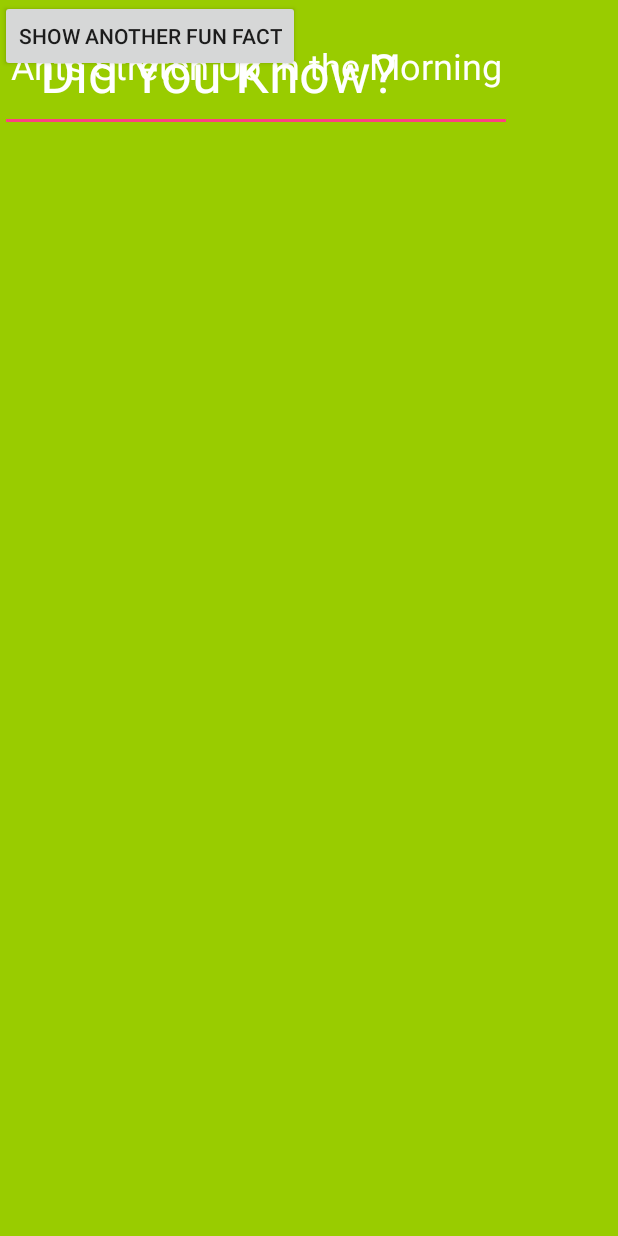
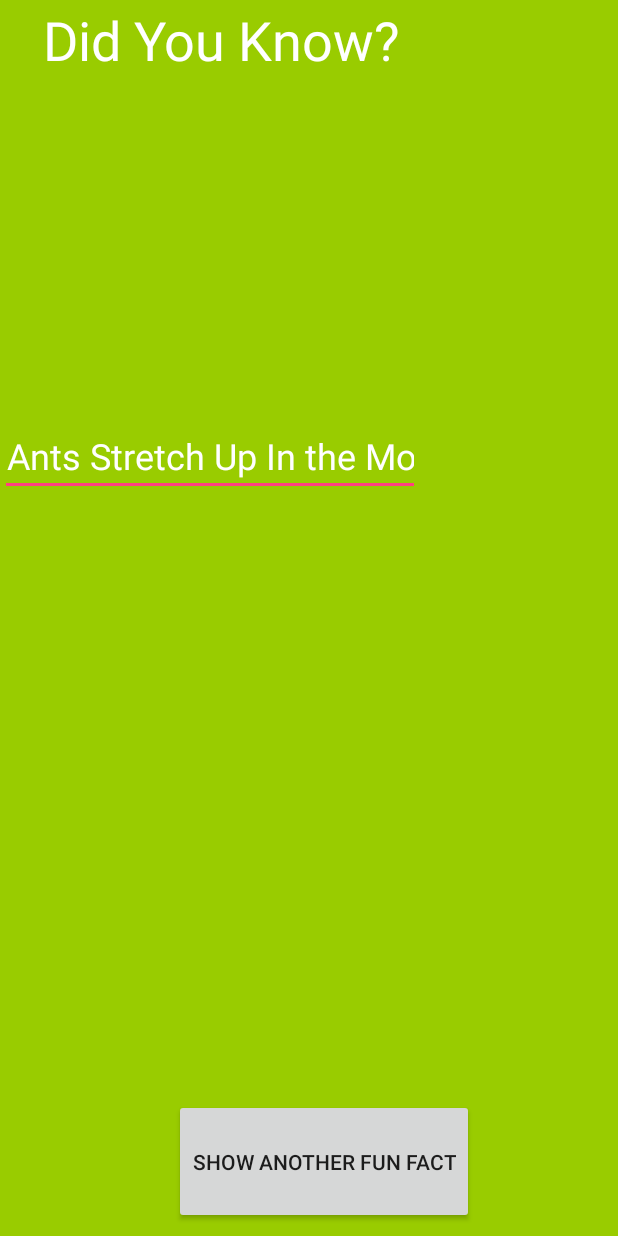
Before and after one commit to APIChampion/funfacts2, an Android app: the screen it shows after launch (FunFacts2MainActivity), on a phone screen of 412 x 824 dp. Run offline under Robolectric (Android 15) with nearby library versions, the phone set to English and light mode, and no system bars.

Commit message:
playing with constraint layout

```diff
--- a/app/src/main/res/layout/activity_fun_facts2_main.xml
+++ b/app/src/main/res/layout/activity_fun_facts2_main.xml
@@ -1,60 +1,76 @@
 <?xml version="1.0" encoding="utf-8"?>
 <android.support.constraint.ConstraintLayout xmlns:android="http://schemas.android.com/apk/res/android"
-    xmlns:app="http://schemas.android.com/apk/res-auto"
-    xmlns:tools="http://schemas.android.com/tools"
-    android:layout_width="match_parent"
-    android:layout_height="match_parent"
-    android:background="@android:color/holo_green_light"
-    tools:context="com.loscoders.superben9.funfacts2.FunFacts2MainActivity">
+                                             xmlns:app="http://schemas.android.com/apk/res-auto"
+                                             xmlns:tools="http://schemas.android.com/tools"
+                                             android:layout_width="match_parent"
+                                             android:layout_height="match_parent"
+                                             android:background="@android:color/holo_green_light"
+                                             tools:context="com.loscoders.superben9.funfacts2.FunFacts2MainActivity"
+                                             tools:layout_editor_absoluteY="25dp"
+                                             tools:layout_editor_absoluteX="0dp">
 
     <TextView
-        android:layout_width="wrap_content"
-        android:layout_height="wrap_content"
+        android:layout_width="313dp"
+        android:layout_height="165dp"
         android:text="Did You Know?"
         android:textColor="@android:color/white"
         android:textSize="36sp"
-        app:layout_constraintBottom_toBottomOf="parent"
-        app:layout_constraintHorizontal_bias="0.152"
-        app:layout_constraintLeft_toLeftOf="parent"
         app:layout_constraintRight_toRightOf="parent"
         app:layout_constraintTop_toTopOf="parent"
-        app:layout_constraintVertical_bias="0.03" />
+        android:id="@+id/textView"
+        android:layout_marginTop="2dp"
+        android:layout_marginRight="8dp"
+        android:layout_marginLeft="8dp"
+        app:layout_constraintLeft_toLeftOf="parent"
+        app:layout_constraintHorizontal_bias="0.254"/>
 
     <EditText
         android:id="@+id/FactTextView"
-        android:layout_width="341dp"
-        android:layout_height="88dp"
+        android:layout_width="wrap_content"
+        android:layout_height="wrap_content"
+        android:layout_marginTop="110dp"
         android:ems="10"
         android:inputType="textPersonName"
+        android:singleLine="false"
         android:text="Ants Stretch Up In the Morning"
         android:textAlignment="center"
         android:textColor="@android:color/white"
         android:textSize="24sp"
-        tools:layout_editor_absoluteX="22dp"
-        tools:layout_editor_absoluteY="205dp"
-        tools:ignore="MissingConstraints"/>
+        app:layout_constraintTop_toBottomOf="@+id/textView"
+        tools:layout_editor_absoluteX="9dp"
+        />
 
     <android.support.constraint.Guideline
         android:id="@+id/guideline"
         android:layout_width="wrap_content"
         android:layout_height="wrap_content"
         android:orientation="horizontal"
-        app:layout_constraintGuide_begin="20dp" />
+        app:layout_constraintGuide_begin="20dp"
+        tools:layout_editor_absoluteY="20dp"
+        tools:layout_editor_absoluteX="0dp"/>
 
     <android.support.constraint.Guideline
         android:id="@+id/guideline2"
-        android:layout_width="wrap_content"
-        android:layout_height="wrap_content"
+        android:layout_width="0dp"
+        android:layout_height="0dp"
         android:orientation="vertical"
-        app:layout_constraintGuide_begin="20dp" />
+        app:layout_constraintGuide_begin="20dp"
+        />
 
     <Button
         android:id="@+id/ShowFactButton"
         android:layout_width="wrap_content"
-        android:layout_height="wrap_content"
+        android:layout_height="83dp"
+        android:layout_marginBottom="8dp"
+        android:layout_marginLeft="8dp"
+        android:layout_marginRight="8dp"
+        android:layout_marginTop="7dp"
         android:text="Show Another Fun Fact"
-        tools:layout_editor_absoluteX="91dp"
-        tools:layout_editor_absoluteY="503dp"
-        tools:ignore="MissingConstraints"/>
+        app:layout_constraintBottom_toBottomOf="parent"
+        app:layout_constraintDimensionRatio="1:1"
+        app:layout_constraintLeft_toLeftOf="@+id/guideline2"
+        app:layout_constraintRight_toRightOf="parent"
+        app:layout_constraintTop_toBottomOf="@+id/FactTextView"
+        app:layout_constraintVertical_bias="1.0"/>
 
 </android.support.constraint.ConstraintLayout>
```
